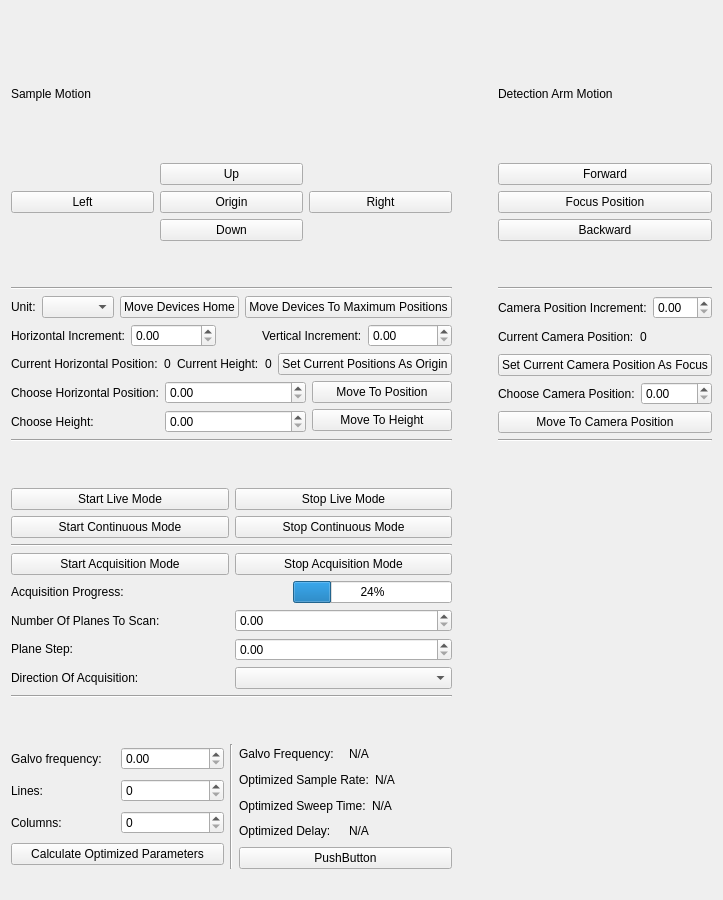
Before: the Qt Designer form gui/control.ui in LIOMLab/lightsheet, drawn with Qt 5.
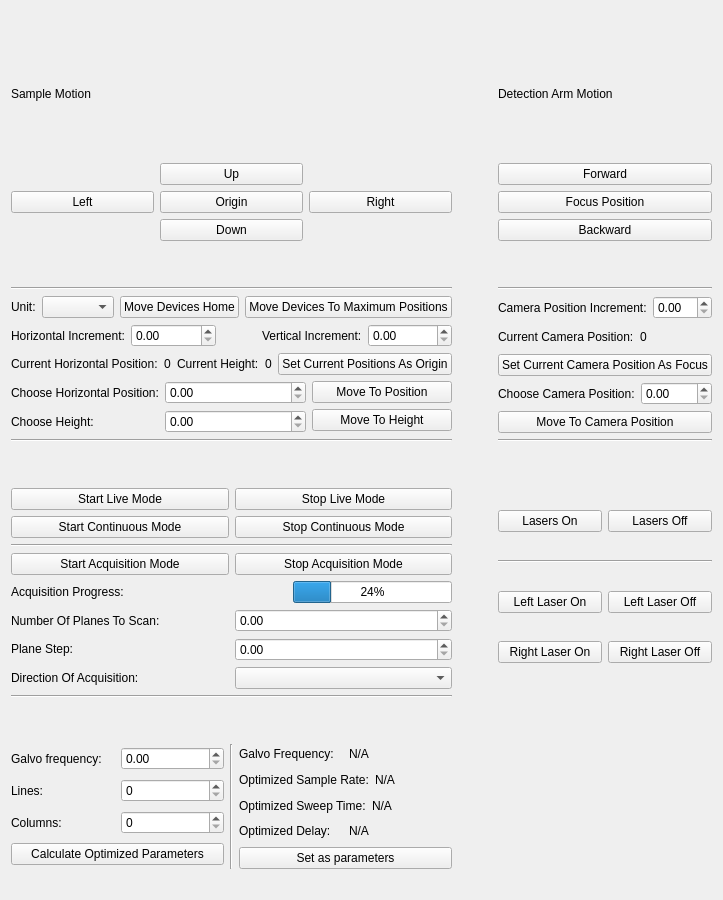
After: the same form once the commit is applied.

Commit message: >Lasers control added in the GUI. The user can choose to switch on both lasers or one at a time -PierreGCollins

What changed in the file:
```diff
--- a/gui/control.ui
+++ b/gui/control.ui
@@ -583,7 +583,7 @@
          <item>
           <widget class="QPushButton" name="pushButton_setOptimized">
            <property name="text">
-            <string>PushButton</string>
+            <string>Set as parameters</string>
            </property>
           </widget>
          </item>
@@ -755,6 +755,71 @@
        </property>
       </spacer>
      </item>
+     <item row="10" column="2">
+      <layout class="QVBoxLayout" name="verticalLayout_9">
+       <item>
+        <layout class="QHBoxLayout" name="horizontalLayout_12">
+         <item>
+          <widget class="QPushButton" name="pushButton_lasersOn">
+           <property name="text">
+            <string>Lasers On</string>
+           </property>
+          </widget>
+         </item>
+         <item>
+          <widget class="QPushButton" name="pushButton_lasersOff">
+           <property name="text">
+            <string>Lasers Off</string>
+           </property>
+          </widget>
+         </item>
+        </layout>
+       </item>
+       <item>
+        <widget class="Line" name="line_8">
+         <property name="orientation">
+          <enum>Qt::Horizontal</enum>
+         </property>
+        </widget>
+       </item>
+       <item>
+        <layout class="QHBoxLayout" name="horizontalLayout_13">
+         <item>
+          <widget class="QPushButton" name="pushButton_leftLaserOn">
+           <property name="text">
+            <string>Left Laser On</string>
+           </property>
+          </widget>
+         </item>
+         <item>
+          <widget class="QPushButton" name="pushButton_leftLaserOff">
+           <property name="text">
+            <string>Left Laser Off</string>
+           </property>
+          </widget>
+         </item>
+        </layout>
+       </item>
+       <item>
+        <layout class="QHBoxLayout" name="horizontalLayout_15">
+         <item>
+          <widget class="QPushButton" name="pushButton_rightLaserOn">
+           <property name="text">
+            <string>Right Laser On</string>
+           </property>
+          </widget>
+         </item>
+         <item>
+          <widget class="QPushButton" name="pushButton_rightLaserOff">
+           <property name="text">
+            <string>Right Laser Off</string>
+           </property>
+          </widget>
+         </item>
+        </layout>
+       </item>
+      </layout>
+     </item>
     </layout>
    </item>
   </layout>
```
The commit also changes 1 other file.
